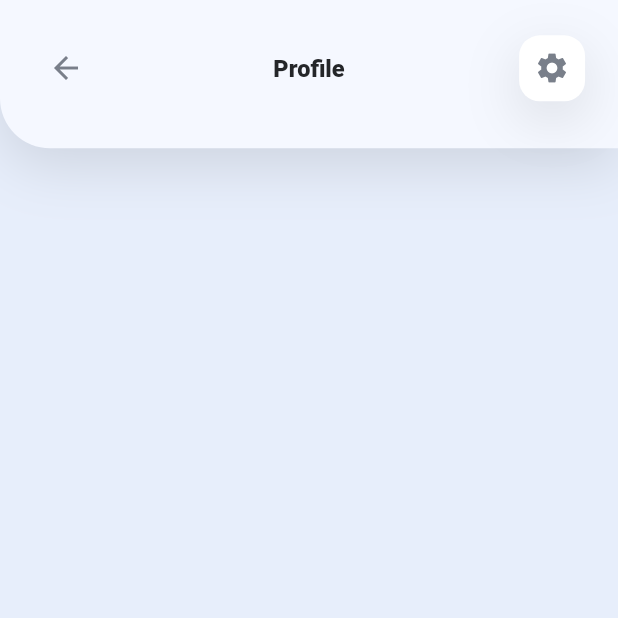
After one commit to demola33/design_courses_app, a Flutter app: the ProfileScreen screen opened directly, on a phone screen of 412 x 824 dp, the top half of it. The commit adds this screen. Run offline on Flutter 3.47's test engine with Material 2 defaults, Android fonts, the light colour scheme and no system bars; our stand-ins replace flutter_screenutil, sliding_up_panel.

Commit message:
1). Build the profile screen and add a back-button to navigate back, the profile text and the settings icon. 2). Wrap the circle avatar in the home screen nav bar with a gesture detector.

```diff
--- a/lib/app/home/components/home_screen_nav_bar/home_screen_nav_bar.dart
+++ b/lib/app/home/components/home_screen_nav_bar/home_screen_nav_bar.dart
@@ -1,5 +1,6 @@
 import 'package:design_courses/app/home/components/home_screen_nav_bar/search_field_widget.dart';
 import 'package:design_courses/app/home/components/home_screen_nav_bar/side_bar_button.dart';
+import 'package:design_courses/app/home/screens/profile_screen.dart';
 import 'package:flutter_screenutil/flutter_screenutil.dart';
 import 'package:design_courses/layout/constants.dart';
 import 'package:flutter/cupertino.dart';
@@ -32,9 +33,18 @@ class HomeScreenNavBar extends StatelessWidget {
               color: kPrimaryLabelColor,
             ),
             SizedBox(width: 15.w),
-            CircleAvatar(
-              backgroundImage: const AssetImage('asset/images/$profileURL'),
-              radius: 18.r,
+            GestureDetector(
+              onTap: (){
+                Navigator.of(context).push(
+                  MaterialPageRoute(
+                    builder: (context) => const ProfileScreen(),
+                  )
+                );
+              },
+              child: CircleAvatar(
+                backgroundImage: const AssetImage('asset/images/$profileURL'),
+                radius: 18.r,
+              ),
             ),
           ],
         ),
--- /dev/null
+++ b/lib/app/home/screens/profile_screen.dart
@@ -0,0 +1,91 @@
+import 'dart:io';
+
+import 'package:design_courses/layout/constants.dart';
+import 'package:flutter/cupertino.dart';
+import 'package:flutter/material.dart';
+import 'package:flutter_screenutil/flutter_screenutil.dart';
+
+class ProfileScreen extends StatelessWidget {
+  const ProfileScreen({Key? key}) : super(key: key);
+
+  @override
+  Widget build(BuildContext context) {
+    return Scaffold(
+      backgroundColor: kBackgroundColor,
+        body: Column(
+          children: [
+            Container(
+              decoration: BoxDecoration(
+                color: kCardPopupBackgroundColor,
+                borderRadius: BorderRadius.only(
+                  bottomLeft: Radius.circular(34.r),
+                ),
+                boxShadow: [
+                  BoxShadow(
+                    offset: Offset(0, 12.h),
+                    blurRadius: 32.0.r,
+                    color: kShadowColor
+                  ),
+                ]
+              ),
+              child: SafeArea(
+                child: Padding(
+                  padding: EdgeInsets.only(
+                    left: 20.w,
+                    top: 24.h,
+                    bottom: 32.h,
+                    right: 20.w,
+                  ),
+                  child: Row(
+                    mainAxisAlignment: MainAxisAlignment.spaceBetween,
+                    children: [
+                      RawMaterialButton(
+                          onPressed: (){
+                            Navigator.of(context).pop();
+                          },
+                        constraints: BoxConstraints(
+                          minWidth: 40.w,
+                          maxWidth: 40.w,
+                          maxHeight: 25.h,
+                        ),
+                        materialTapTargetSize: MaterialTapTargetSize.shrinkWrap,
+                        highlightColor: Colors.transparent,
+                        splashColor: Colors.transparent,
+                        child: const Icon(
+                            Icons.arrow_back,
+                          color: kSecondaryLabelColor,
+                        ),
+                      ),
+                      Text(
+                        "Profile",
+                        style: kCalloutLabelStyle,
+                      ),
+                      Container(
+                        height: 40.w,
+                        width: 40.w,
+                        decoration: BoxDecoration(
+                          color: Colors.white,
+                          borderRadius: BorderRadius.circular(14.r),
+                          boxShadow: [
+                            BoxShadow(
+                              offset: Offset(0, 12.h),
+                              blurRadius: 32.r,
+                              color: kShadowColor,
+                            ),
+                          ]
+                        ),
+                        child: Icon(
+                          Platform.isAndroid ? Icons.settings : CupertinoIcons.settings_solid,
+                          color: kSecondaryLabelColor,
+                        ),
+                      )
+                    ],
+                  ),
+                ),
+              ),
+            ),
+          ],
+        ),
+    );
+  }
+}
```
